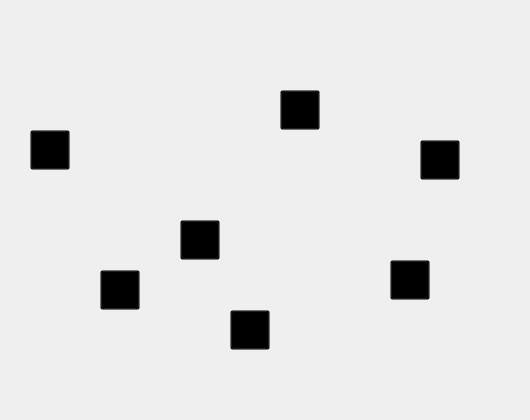
Above: DSFO/graphview.ui from Aleko-Louras/DSFO before the change. Below: the same form after it.
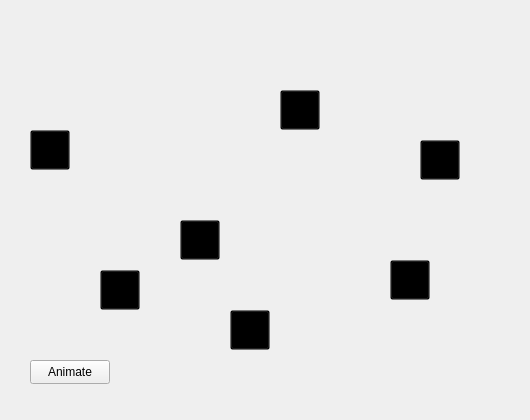
That is the form after the change. Icons and pictures are not drawn.

Commit message: basic animation set up but its not actually dijkstra yet

Diff of the .ui file:
```diff
--- a/DSFO/graphview.ui
+++ b/DSFO/graphview.ui
@@ -214,6 +214,19 @@
     </size>
    </property>
   </widget>
+  <widget class="QPushButton" name="animationButton">
+   <property name="geometry">
+    <rect>
+     <x>30</x>
+     <y>360</y>
+     <width>80</width>
+     <height>24</height>
+    </rect>
+   </property>
+   <property name="text">
+    <string>Animate</string>
+   </property>
+  </widget>
  </widget>
  <resources>
   <include location="resources.qrc"/>
```
Left out of the diff: 17 changed lines with no effect on the pictures. The commit also changes 4 other files.
